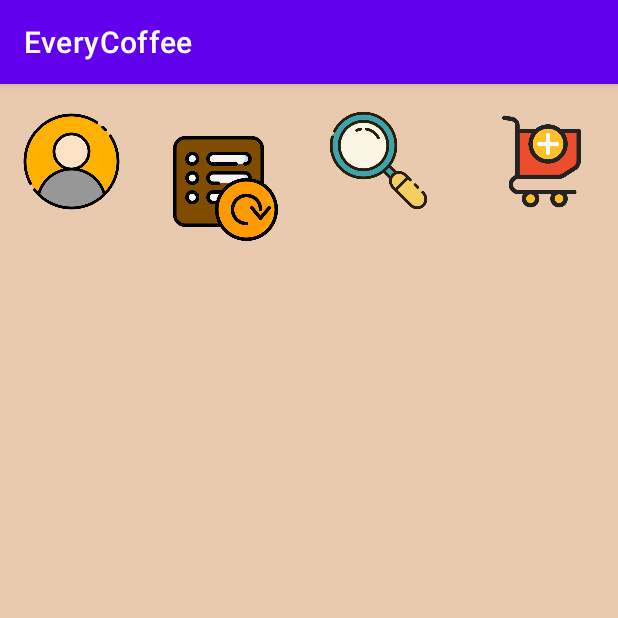
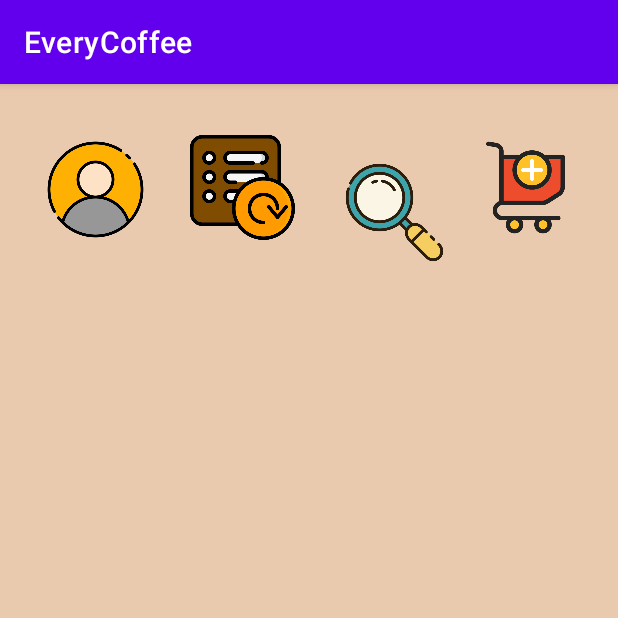
Before and after one commit to nursakinah24/EveryCoffee, an Android app: the UserHome screen opened directly, with no data from a screen before it, on a phone screen of 412 x 824 dp, the top half of it. Run offline under Robolectric (Android 15) with nearby library versions, the light colour scheme and no system bars.

Commit message:
update search layout

```diff
--- a/app/src/main/AndroidManifest.xml
+++ b/app/src/main/AndroidManifest.xml
@@ -9,6 +9,9 @@
         android:roundIcon="@mipmap/ic_launcher_round"
         android:supportsRtl="true"
         android:theme="@style/Theme.EveryCoffee">
+        <activity
+            android:name=".Search"
+            android:exported="false" />
         <activity
             android:name=".DetailProduct"
             android:exported="false"
--- a/app/src/main/res/layout/activity_user_home.xml
+++ b/app/src/main/res/layout/activity_user_home.xml
@@ -11,49 +11,48 @@
         android:id="@+id/imageView5"
         android:layout_width="70dp"
         android:layout_height="70dp"
-        app:layout_constraintBottom_toBottomOf="parent"
-        app:layout_constraintEnd_toStartOf="@+id/imageView4"
-        app:layout_constraintHorizontal_bias="0.086"
+        app:layout_constraintBottom_toTopOf="@+id/recycler_menu"
+        app:layout_constraintEnd_toStartOf="@+id/imageView7"
         app:layout_constraintStart_toStartOf="parent"
         app:layout_constraintTop_toTopOf="parent"
-        app:layout_constraintVertical_bias="0.024"
         app:srcCompat="@drawable/profile" />
 
     <ImageView
         android:id="@+id/imageView3"
         android:layout_width="70dp"
         android:layout_height="70dp"
-        android:layout_marginEnd="16dp"
-        android:layout_marginRight="16dp"
-        app:layout_constraintBottom_toBottomOf="parent"
+        app:layout_constraintBottom_toTopOf="@+id/recycler_menu"
         app:layout_constraintEnd_toEndOf="parent"
+        app:layout_constraintHorizontal_bias="0.923"
+        app:layout_constraintStart_toStartOf="parent"
         app:layout_constraintTop_toTopOf="parent"
-        app:layout_constraintVertical_bias="0.024"
+        app:layout_constraintVertical_bias="0.484"
         app:srcCompat="@drawable/addcart" />
 
     <ImageView
         android:id="@+id/imageView4"
         android:layout_width="70dp"
         android:layout_height="70dp"
-        android:layout_marginTop="16dp"
-        app:layout_constraintBottom_toBottomOf="parent"
+        android:layout_marginStart="228dp"
+        android:layout_marginBottom="16dp"
+        app:layout_constraintBottom_toTopOf="@+id/recycler_menu"
         app:layout_constraintEnd_toStartOf="@+id/imageView3"
-        app:layout_constraintHorizontal_bias="0.848"
+        app:layout_constraintHorizontal_bias="0.0"
         app:layout_constraintStart_toStartOf="parent"
         app:layout_constraintTop_toTopOf="parent"
-        app:layout_constraintVertical_bias="0.0"
+        app:layout_constraintVertical_bias="0.941"
         app:srcCompat="@drawable/searchmenu" />
 
     <ImageView
         android:id="@+id/imageView7"
         android:layout_width="70dp"
         android:layout_height="70dp"
-        android:layout_marginTop="16dp"
-        android:layout_marginBottom="645dp"
-        app:layout_constraintBottom_toBottomOf="parent"
+        app:layout_constraintBottom_toTopOf="@+id/recycler_menu"
         app:layout_constraintEnd_toStartOf="@+id/imageView4"
-        app:layout_constraintStart_toEndOf="@+id/imageView5"
+        app:layout_constraintHorizontal_bias="0.803"
+        app:layout_constraintStart_toStartOf="parent"
         app:layout_constraintTop_toTopOf="parent"
+        app:layout_constraintVertical_bias="0.484"
         app:srcCompat="@drawable/history" />
 
     <androidx.recyclerview.widget.RecyclerView
```
Also changed, not shown: app/src/main/java/com/example/everycoffee/Search.java (added, +14 -0 lines), app/src/main/res/layout/activity_search.xml (added, +53 -0 lines).
